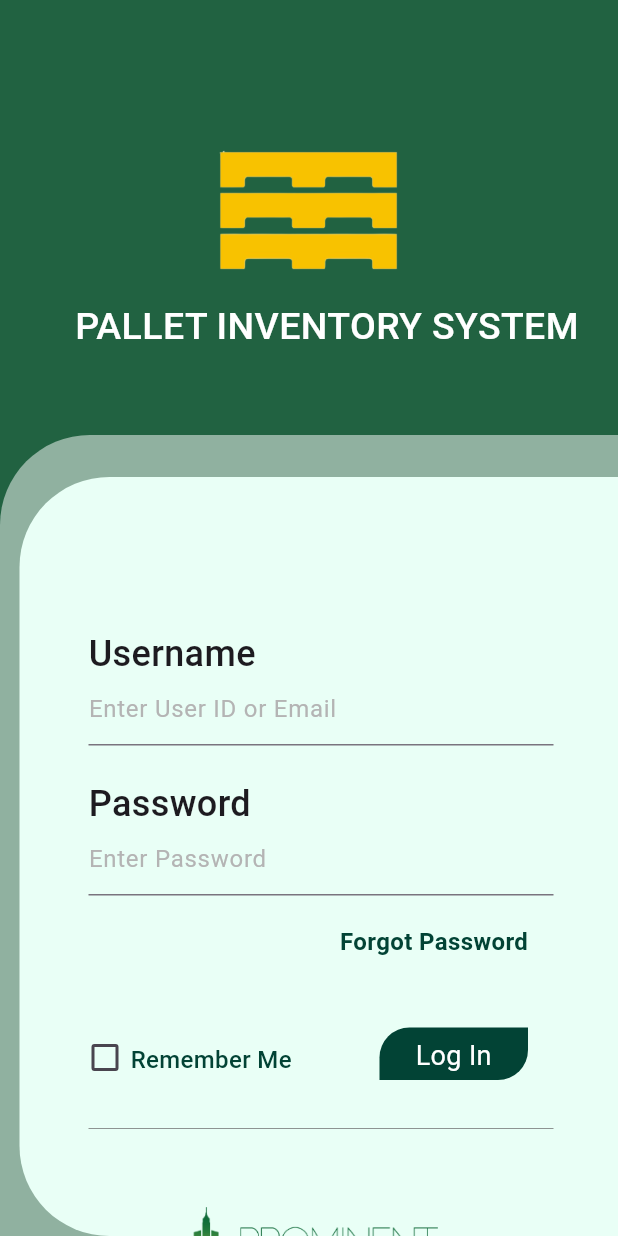
After one commit to Usamafiaz916/Pallet-Mobile-App-Rewamp, a Flutter app: the LoginPage screen opened directly, on a phone screen of 412 x 824 dp. The commit adds this screen. Run offline on Flutter 3.47's test engine with Material 3 defaults, Android fonts, the light colour scheme and no system bars; our stand-ins replace flutter_advanced_drawer; missing offline and left inert: dart:ffi; Roboto replaces fonts that are missing (Poppins-Medium).

Commit message:
Login page
Login page

```diff
--- /dev/null
+++ b/lib/constants/config.dart
@@ -0,0 +1,14 @@
+import 'package:flutter/material.dart';
+
+const Color transparent = Color(0x00000000);
+const Color layerOneBg = Color.fromARGB(128, 255, 255, 255);
+const Color layerTwoBg = Color(0xFFE9FFF6);
+
+const Color forgotPasswordText = Color(0xFF024335);
+const Color signInButton = Color(0xFF024335);
+
+const Color checkbox = Color(0xFF024335);
+const Color signInBox = Color(0xFF024335);
+
+const Color hintText = Color(0xFFB4B4B4);
+const Color inputBorder = Color(0xFF707070);
--- a/lib/screens/changejobsites.dart
+++ b/lib/screens/changejobsites.dart
@@ -87,7 +87,8 @@
                     shape: BoxShape.circle,
                   ),
                   child: Image.asset(
-                    'assets/Logo.png',
+                    'images/drawerLogo.png',
+
                     fit: BoxFit.fill,
                   ),
                 ),
--- /dev/null
+++ b/lib/screens/login/layer_one.dart
@@ -0,0 +1,20 @@
+import 'package:flutter/material.dart';
+import 'package:prominent_pallet/constants/config.dart';
+
+
+class LayerOne extends StatelessWidget {
+  @override
+  Widget build(BuildContext context) {
+    return Container(
+      width: MediaQuery.of(context).size.width,
+      height: 654,
+      decoration: const BoxDecoration(
+        color: layerOneBg,
+        borderRadius: BorderRadius.only(
+          topLeft: Radius.circular(60.0),
+          bottomRight: Radius.circular(60.0)
+        ),
+      ),
+    );
+  }
+}
--- /dev/null
+++ b/lib/screens/login/layer_three.dart
@@ -0,0 +1,199 @@
+import 'dart:ffi';
+
+import 'package:flutter/material.dart';
+import 'package:flutter/rendering.dart';
+import 'package:prominent_pallet/constants/config.dart';
+
+
+class LayerThree extends StatelessWidget {
+  @override
+  Widget build(BuildContext context) {
+    bool isChecked = false;
+
+    return Container(
+      height: 584,
+      width: MediaQuery.of(context).size.width,
+      child: Stack(
+        children: <Widget>[
+          const Positioned(
+            left: 59,
+            top: 99,
+            child: Text(
+              'Username',
+              style: TextStyle(
+                  fontFamily: 'Poppins-Medium',
+                  fontSize: 24,
+                  fontWeight: FontWeight.w500),
+            ),
+          ),
+          Positioned(
+              left: 59,
+              top: 129,
+              child: Container(
+                width: 310,
+                child: const TextField(
+                  decoration: InputDecoration(
+                    border: UnderlineInputBorder(),
+                    hintText: 'Enter User ID or Email',
+                    hintStyle: TextStyle(color: hintText),
+                  ),
+                ),
+              )),
+          const Positioned(
+            left: 59,
+            top: 199,
+            child: Text(
+              'Password',
+              style: TextStyle(
+                  fontFamily: 'Poppins-Medium',
+                  fontSize: 24,
+                  fontWeight: FontWeight.w500),
+            ),
+          ),
+          Positioned(
+              left: 59,
+              top: 229,
+              child: Container(
+                width: 310,
+                child: const TextField(
+                  decoration: InputDecoration(
+                    border: UnderlineInputBorder(),
+                    hintText: 'Enter Password',
+                    hintStyle: TextStyle(color: hintText),
+                  ),
+                ),
+              )),
+          const Positioned(
+              right: 60,
+              top: 296,
+              child: Text(
+                'Forgot Password',
+                style: TextStyle(
+                    color: forgotPasswordText,
+                    fontSize: 16,
+                    fontFamily: 'Poppins-Medium',
+                    fontWeight: FontWeight.w600),
+              )),
+          Positioned(
+              left: 46,
+              top: 361,
+              child: Checkbox(
+                checkColor: Colors.black,
+                activeColor: checkbox,
+                value: isChecked,
+                onChanged: (bool? value) {
+                  isChecked = value!;
+                },
+              )),
+          const Positioned(
+              left: 87,
+              top: 375,
+              child: Text(
+                'Remember Me',
+                style: TextStyle(
+                    color: forgotPasswordText,
+                    fontSize: 16,
+                    fontFamily: 'Poppins-Medium',
+                    fontWeight: FontWeight.w500),
+              )),
+          Positioned(
+              top: 365,
+              right: 60,
+              child: Container(
+                width: 99,
+                height: 35,
+                decoration: const BoxDecoration(
+                  color: signInButton,
+                  borderRadius: BorderRadius.only(
+                      topLeft: Radius.circular(20),
+                      bottomRight: Radius.circular(20)),
+                ),
+                child: const Padding(
+                  padding: EdgeInsets.only(top: 6.0),
+                  child: Text(
+                    'Log In',
+                    textAlign: TextAlign.center,
+                    style: TextStyle(
+                        color: Colors.white,
+                        fontSize: 18,
+                        fontFamily: 'Poppins-Medium',
+                        fontWeight: FontWeight.w400),
+                  ),
+                ),
+              )),
+          Positioned(
+              top: 432,
+              left: 59,
+              child: Container(
+                height: 0.5,
+                width: 310,
+                color: inputBorder,
+              )),
+          // Positioned(
+          //     top: 482,
+          //     left: 120,
+          //     right: 120,
+          //     child: Row(
+          //       mainAxisAlignment: MainAxisAlignment.spaceBetween,
+          //       children: <Widget>[
+          //         Container(
+          //           width: 59,
+          //           height: 48,
+          //           decoration: BoxDecoration(
+          //               border: Border.all(color: signInBox),
+          //               borderRadius: BorderRadius.only(
+          //                   topLeft: Radius.circular(20),
+          //                   bottomRight: Radius.circular(20))),
+          //           child: Image.asset(
+          //             'images/icon_google.png',
+          //             width: 20,
+          //             height: 21,
+          //           ),
+          //         ),
+          //         Text(
+          //           'or',
+          //           style: TextStyle(
+          //               fontSize: 18,
+          //               fontFamily: 'Poppins-Regular',
+          //               color: hintText),
+          //         ),
+          //         Container(
+          //           width: 59,
+          //           height: 48,
+          //           decoration: BoxDecoration(
+          //               border: Border.all(color: signInBox),
+          //               borderRadius: BorderRadius.only(
+          //                   topLeft: Radius.circular(20),
+          //                   bottomRight: Radius.circular(20))),
+          //           child: Image.asset(
+          //             'images/icon_apple.png',
+          //             width: 20,
+          //             height: 21,
+          //           ),
+          //         ),
+          //       ],
+          //     ))
+
+          Positioned(
+  top: 482,
+  left: 120,
+  right: 120,
+
+    child: Container(
+      width: 59,
+      height: 48,
+
+      child: Image.asset(
+        'images/icon_apple.png', // Replace 'your_single_image.png' with your image path
+        width: 20,
+        height: 21,
+      ),
+    ),
+  ),
+
+
+        ],
+      ),
+    );
+  }
+}
--- /dev/null
+++ b/lib/screens/login/layer_two.dart
@@ -0,0 +1,20 @@
+import 'package:flutter/material.dart';
+import 'package:prominent_pallet/constants/config.dart';
+
+class LayerTwo extends StatelessWidget {
+  @override
+  Widget build(BuildContext context) {
+    return Container(
+      width: 399,
+      height: 584,
+      decoration: const BoxDecoration(
+        color: layerTwoBg,
+        borderRadius: BorderRadius.only(
+            topLeft: Radius.circular(60.0),
+            bottomRight: Radius.circular(0.0),
+            bottomLeft: Radius.circular(60.0),
+        ),
+      ),
+    );
+  }
+}
--- /dev/null
+++ b/lib/screens/login/login.dart
@@ -0,0 +1,74 @@
+
+import 'package:flutter/material.dart';
+import 'package:prominent_pallet/screens/login/layer_one.dart';
+import 'package:prominent_pallet/screens/login/layer_three.dart';
+import 'package:prominent_pallet/screens/login/layer_two.dart';
+
+class LoginPage extends StatelessWidget {
+  const LoginPage({Key? key});
+
+  @override
+  Widget build(BuildContext context) {
+    return Scaffold(
+      body: Container(
+        decoration: const BoxDecoration(
+          gradient: LinearGradient(
+            begin: Alignment.topCenter,
+            end: Alignment.bottomCenter,
+            colors: [Color(0xFF216241), Color(0xFF216241)], // Using the same color for both ends to create a solid color
+          ),
+        ),
+        child: Stack(
+          children: <Widget>[
+            Positioned(
+              top: 70, // Adjust the top position according to your layout
+              left: 0,
+              right: 0,
+              child: Column(
+                children: [
+                  //  const Text(
+                  //   'PALLET INVENTORY SYSTEM',
+                  //   style: TextStyle(
+                  //     fontSize: 24,
+                  //     fontFamily: 'Poppins-Medium',
+                  //     fontWeight: FontWeight.w500,
+                  //     color: Color.fromARGB(255, 255, 254, 254),
+                  //   ),
+                  // ),
+                   const SizedBox(height: 10),
+                  Image.asset(
+                    'images/icon.png', // Path to your image asset
+                    width: 120, // Adjust width as needed
+                    height: 120, // Adjust height as needed
+                  ),
+                  // Adjust the spacing between image and text
+
+                ],
+              ),
+            ),
+
+
+            Positioned(
+              top: 200, // Adjust the top position of the "Login" text
+              left: 50,
+              child: Container(
+                child: const Text(
+                  'PALLET INVENTORY SYSTEM',
+                  style: TextStyle(
+                    fontSize: 25,
+                    fontFamily: 'Poppins-Medium',
+                    fontWeight: FontWeight.w500,
+                    color: Colors.white,
+                  ),
+                ),
+              ),
+            ),
+            Positioned(top: 290, right: 0, bottom: 0, child: LayerOne()),
+            Positioned(top: 318, right: 0, bottom: 0, child: LayerTwo()),
+            Positioned(top: 320, right: 0, bottom: 0, child: LayerThree()),
+          ],
+        ),
+      ),
+    );
+  }
+}
--- a/pubspec.yaml
+++ b/pubspec.yaml
@@ -63,7 +63,7 @@
 
   # To add assets to your application, add an assets section, like this:
   assets:
-    - assets/
+    - images/
 
   # An image asset can refer to one or more resolution-specific "variants", see
   # https://flutter.dev/assets-and-images/#resolution-aware
```
Also changed, not shown: images/drawerLogo.png (renamed from assets/Logo.png), images/icon.png (added), images/icon_apple.png (added), images/icon_google.png (added), images/logo.png (added), images/primaryBg.png (added).
